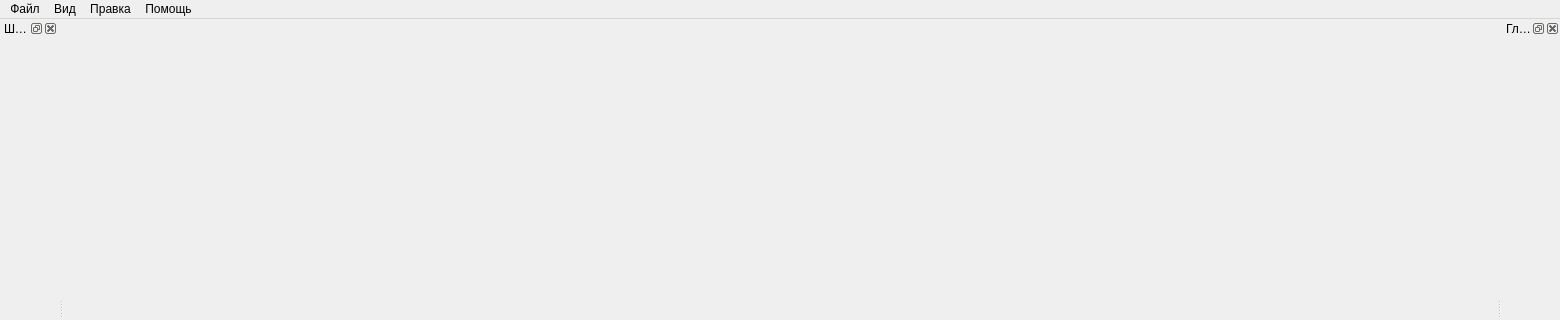
Above: ui/mainwindow.ui from Llerr/FontCreator before the change; both pictures show x 0 to 1560 and y 0 to 320 of the 1560 by 618 pixel window. Below: the same form after it.
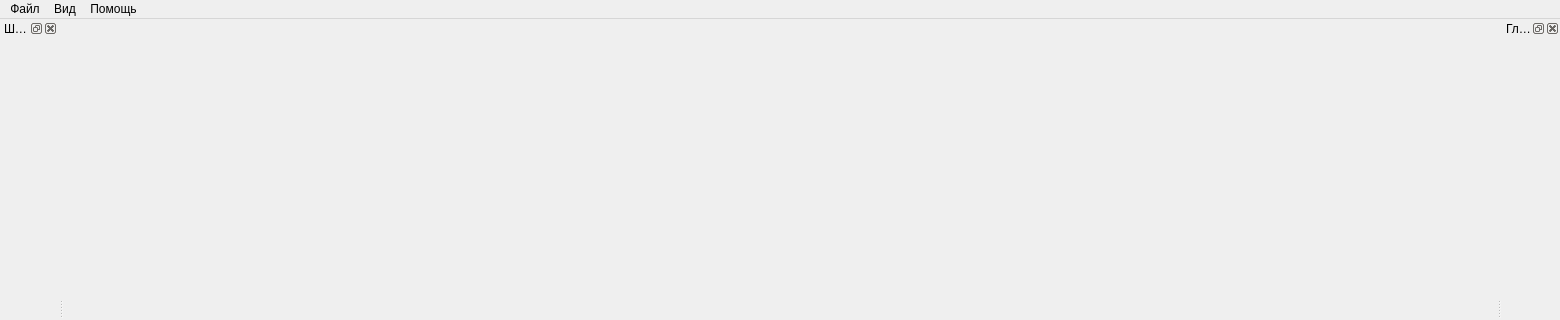
That is the form after the change. Icons and pictures are not drawn.

The edit to the form file:
```diff
--- a/ui/mainwindow.ui
+++ b/ui/mainwindow.ui
@@ -40,12 +40,6 @@
     </property>
     <addaction name="actAbout"/>
    </widget>
-   <widget class="QMenu" name="menu">
-    <property name="title">
-     <string>Правка</string>
-    </property>
-    <addaction name="action"/>
-   </widget>
    <widget class="QMenu" name="menu_2">
     <property name="title">
      <string>Вид</string>
@@ -55,7 +49,6 @@
    </widget>
    <addaction name="file"/>
    <addaction name="menu_2"/>
-   <addaction name="menu"/>
    <addaction name="help"/>
   </widget>
   <widget class="QStatusBar" name="statusbar"/>
```
Left out of the diff: 7 changed lines with no effect on the pictures.
